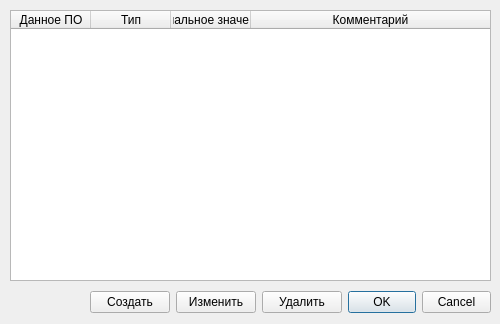
Above: RC/qvariabledialog.ui from graf-abolmasov/PGraph before the change. Below: the same form after it.
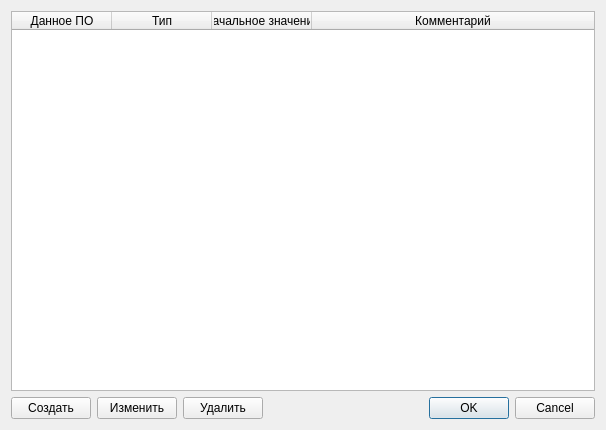
That is the form after the change. Icons and pictures are not drawn.

Commit message:
! Важное изменение алгоритма создания актора на основе базового модуля. ! Изменена структура БД: добавлено поле nev в таблицу databaz. Добавлены скрипты автоматического заполнения БД. ! Отредактированы все формы с использованием layouts везде, где необходимо.
* Исправлена ошибка при создании редактора массива.

Diff of the .ui file:
```diff
--- a/RC/qvariabledialog.ui
+++ b/RC/qvariabledialog.ui
@@ -6,20 +6,20 @@
    <rect>
     <x>0</x>
     <y>0</y>
-    <width>500</width>
-    <height>324</height>
+    <width>606</width>
+    <height>430</height>
    </rect>
   </property>
   <property name="minimumSize">
    <size>
-    <width>500</width>
-    <height>324</height>
+    <width>400</width>
+    <height>300</height>
    </size>
   </property>
   <property name="maximumSize">
    <size>
-    <width>500</width>
-    <height>324</height>
+    <width>800</width>
+    <height>600</height>
    </size>
   </property>
   <property name="windowTitle">
@@ -29,15 +29,9 @@
    <iconset resource="resources.qrc">
     <normaloff>:/images/G.png</normaloff>:/images/G.png</iconset>
   </property>
+  <layout class="QVBoxLayout" name="verticalLayout">
+   <item>
   <widget class="QTableWidget" name="variablesTable">
-   <property name="geometry">
-    <rect>
-     <x>10</x>
-     <y>10</y>
-     <width>481</width>
-     <height>271</height>
-    </rect>
-   </property>
    <property name="editTriggers">
     <set>QAbstractItemView::DoubleClicked</set>
    </property>
@@ -54,7 +48,7 @@
     <enum>QAbstractItemView::SelectRows</enum>
    </property>
    <attribute name="horizontalHeaderDefaultSectionSize">
-    <number>80</number>
+      <number>100</number>
    </attribute>
    <attribute name="horizontalHeaderHighlightSections">
     <bool>false</bool>
@@ -92,15 +86,8 @@
     </property>
    </column>
   </widget>
-  <widget class="QWidget" name="layoutWidget">
-   <property name="geometry">
-    <rect>
-     <x>90</x>
-     <y>290</y>
-     <width>401</width>
-     <height>25</height>
-    </rect>
-   </property>
+   </item>
+   <item>
    <layout class="QHBoxLayout" name="horizontalLayout">
     <item>
      <widget class="QPushButton" name="newButton">
@@ -134,7 +121,8 @@
      </widget>
     </item>
    </layout>
-  </widget>
+   </item>
+  </layout>
  </widget>
  <resources>
   <include location="resources.qrc"/>
```
Left out of the diff: 3 changed lines with no effect on the pictures. Lines whose indentation alone changed are shown as unchanged. The commit also changes 21 other files.
